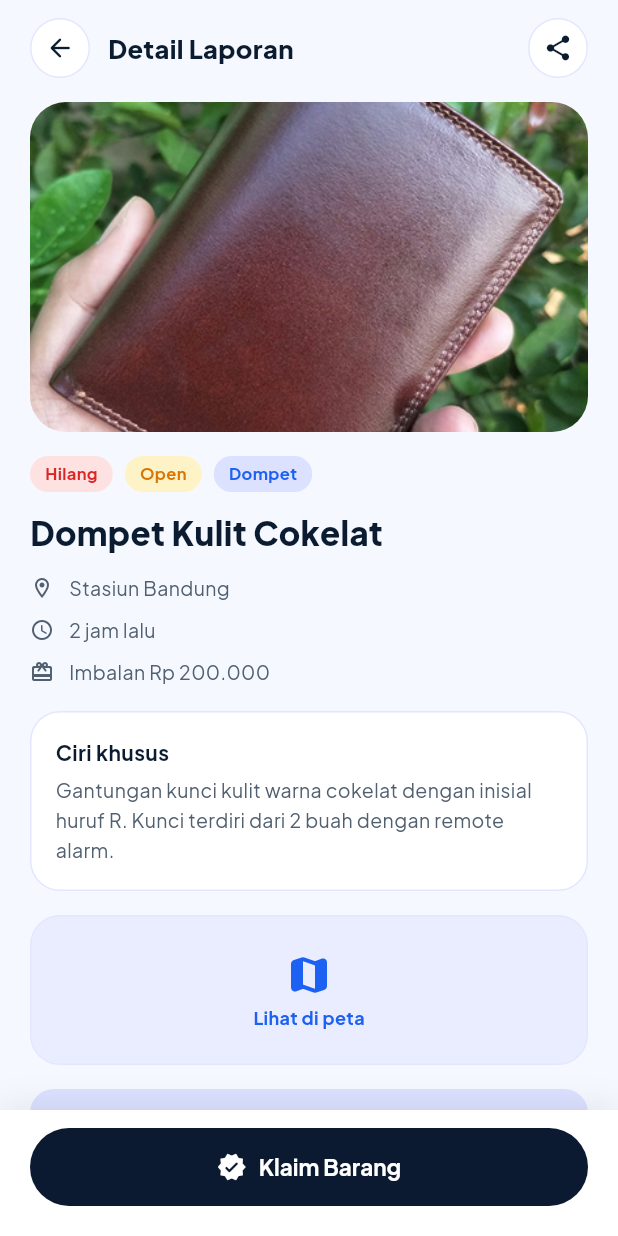
After one commit to Adityabeckham/FoundItApps, a Flutter app: the DetailReportScreen screen opened by its route, on a phone screen of 412 x 824 dp. The commit adds this screen. Run offline on Flutter 3.47's test engine with Material 3 defaults, Android fonts, the phone set to English and light mode, and no system bars; our stand-ins replace cloud_firestore, firebase_auth, firebase_core, firebase_storage, google_sign_in, image_picker; accounts and stored records are empty.

Commit message:
feat: connect dashboard to Firestore and add detail report screen

```diff
--- a/lib/providers/item_provider.dart
+++ b/lib/providers/item_provider.dart
@@ -1,13 +1,23 @@
+import 'package:cloud_firestore/cloud_firestore.dart';
+import 'package:firebase_core/firebase_core.dart';
 import 'package:flutter/material.dart';
 
 import '../data/dummy_reports.dart';
+import '../data/firestore_collections.dart';
 import '../models/item_report.dart';
+import '../theme/app_colors.dart';
 
-/// State katalog laporan barang (Provider).
+/// State katalog laporan barang (Provider + Firestore stream).
 class ItemProvider extends ChangeNotifier {
   final List<ItemReport> _items = List<ItemReport>.of(dummyReports);
   String _query = '';
   int _filterIndex = 0;
+
+  ItemProvider() {
+    if (Firebase.apps.isNotEmpty) {
+      listenToFirestore();
+    }
+  }
 
   List<ItemReport> get items => List<ItemReport>.unmodifiable(_items);
   String get query => _query;
@@ -59,4 +69,49 @@ class ItemProvider extends ChangeNotifier {
     _items.insert(0, report);
     notifyListeners();
   }
+
+  /// Dengarkan stream Firestore `items`. Fallback ke dummy jika kosong/error.
+  void listenToFirestore() {
+    FirebaseFirestore.instance
+        .collection(FirestoreCollections.items)
+        .orderBy('createdAt', descending: true)
+        .snapshots()
+        .listen(
+      (snapshot) {
+        if (snapshot.docs.isEmpty) return;
+        _items
+          ..clear()
+          ..addAll(snapshot.docs.map(_fromDoc));
+        notifyListeners();
+      },
+      onError: (_) {
+        // Pertahankan dummy data jika Firestore gagal.
+      },
+    );
+  }
+
+  static ItemReport _fromDoc(DocumentSnapshot<Map<String, dynamic>> doc) {
+    final Map<String, dynamic> d = doc.data() ?? <String, dynamic>{};
+    return ItemReport(
+      id: doc.id,
+      title: (d['title'] as String?) ?? 'Tanpa judul',
+      location: (d['location'] as String?) ?? '-',
+      timeAgo: (d['timeAgo'] as String?) ?? '',
+      imageAsset: (d['imageAsset'] as String?) ??
+          (d['imageUrl'] as String?) ??
+          'assets/images/icon-apps.png',
+      isLost: (d['isLost'] as bool?) ?? true,
+      thumbBackground: AppColors.categoryBlueBg,
+      category: (d['category'] as String?) ?? 'Lainnya',
+      status: (d['status'] as String?) ?? ReportStatus.open,
+      secretQuestions: (d['secretQuestions'] as List<dynamic>?)
+              ?.map((e) => e.toString())
+              .toList() ??
+          const <String>[],
+      latitude: (d['latitude'] as num?)?.toDouble(),
+      longitude: (d['longitude'] as num?)?.toDouble(),
+      reward: d['reward'] as String?,
+      createdBy: d['createdBy'] as String?,
+    );
+  }
 }
--- a/lib/screens/dashboard_screen.dart
+++ b/lib/screens/dashboard_screen.dart
@@ -104,7 +104,8 @@ class _DashboardScreenState extends State<DashboardScreen> {
                         padding: const EdgeInsets.only(bottom: AppSpacing.s12),
                         child: ReportCard(
                           report: report,
-                          onTap: () {},
+                          onTap: () => Navigator.pushNamed(
+                            context, '/detail', arguments: report),
                         ),
                       ),
                     ),
--- /dev/null
+++ b/lib/screens/detail_report_screen.dart
@@ -0,0 +1,291 @@
+import 'package:flutter/material.dart';
+
+import '../models/item_report.dart';
+import '../data/dummy_reports.dart';
+import '../theme/app_colors.dart';
+import '../theme/app_shadows.dart';
+import '../theme/app_spacing.dart';
+import '../theme/app_text_styles.dart';
+
+/// Halaman Detail Laporan Barang.
+class DetailReportScreen extends StatelessWidget {
+  const DetailReportScreen({super.key, this.report});
+
+  final ItemReport? report;
+
+  @override
+  Widget build(BuildContext context) {
+    final ItemReport item = report ??
+        (ModalRoute.of(context)?.settings.arguments as ItemReport?) ??
+        dummyFallback();
+
+    return Scaffold(
+      backgroundColor: AppColors.bgScreen,
+      body: SafeArea(
+        bottom: false,
+        child: Column(
+          children: [
+            Padding(
+              padding: const EdgeInsets.fromLTRB(
+                AppSpacing.s20,
+                AppSpacing.s12,
+                AppSpacing.s20,
+                0,
+              ),
+              child: Row(
+                children: [
+                  _circleButton(
+                    icon: Icons.arrow_back_rounded,
+                    onTap: () => Navigator.pop(context),
+                  ),
+                  const SizedBox(width: AppSpacing.s12),
+                  Expanded(
+                    child: Text(
+                      'Detail Laporan',
+                      style: AppTextStyles.headingS17,
+                    ),
+                  ),
+                  _circleButton(
+                    icon: Icons.share_rounded,
+                    onTap: () {},
+                  ),
+                ],
+              ),
+            ),
+            Expanded(
+              child: ListView(
+                padding: const EdgeInsets.fromLTRB(
+                  AppSpacing.s20,
+                  AppSpacing.s16,
+                  AppSpacing.s20,
+                  AppSpacing.s20,
+                ),
+                children: [
+                  ClipRRect(
+                    borderRadius: AppRadius.xxlAll,
+                    child: Container(
+                      height: 220,
+                      color: item.thumbBackground,
+                      child: Image.asset(
+                        item.imageAsset,
+                        fit: BoxFit.cover,
+                        errorBuilder: (context, error, stack) => const Center(
+                          child: Icon(
+                            Icons.image_not_supported_rounded,
+                            size: 48,
+                            color: AppColors.textMuted,
+                          ),
+                        ),
+                      ),
+                    ),
+                  ),
+                  const SizedBox(height: AppSpacing.s16),
+                  Wrap(
+                    spacing: AppSpacing.s8,
+                    runSpacing: AppSpacing.s8,
+                    children: [
+                      _statusBadge(
+                        item.isLost ? 'Hilang' : 'Ditemukan',
+                        item.isLost ? AppColors.error : AppColors.success,
+                        item.isLost ? AppColors.errorBg : AppColors.successBg,
+                      ),
+                      _statusBadge(
+                        item.status,
+                        AppColors.warning,
+                        AppColors.warningBg,
+                      ),
+                      _statusBadge(
+                        item.category,
+                        AppColors.primary,
+                        AppColors.bgAccentSoft,
+                      ),
+                    ],
+                  ),
+                  const SizedBox(height: AppSpacing.s12),
+                  Text(item.title, style: AppTextStyles.headingL22),
+                  const SizedBox(height: AppSpacing.s12),
+                  _infoRow(Icons.location_on_outlined, item.location),
+                  const SizedBox(height: AppSpacing.s8),
+                  _infoRow(Icons.access_time_rounded, item.timeAgo),
+                  if (item.reward != null) ...[
+                    const SizedBox(height: AppSpacing.s8),
+                    _infoRow(Icons.card_giftcard_rounded, item.reward!),
+                  ],
+                  const SizedBox(height: AppSpacing.s16),
+                  Container(
+                    padding: const EdgeInsets.all(AppSpacing.s16),
+                    decoration: BoxDecoration(
+                      color: AppColors.bgSurface,
+                      borderRadius: AppRadius.xlAll,
+                      border: Border.all(color: AppColors.border),
+                    ),
+                    child: Column(
+                      crossAxisAlignment: CrossAxisAlignment.start,
+                      children: [
+                        Text('Ciri khusus', style: AppTextStyles.titleM14),
+                        const SizedBox(height: AppSpacing.s6),
+                        Text(
+                          'Gantungan kunci kulit warna cokelat dengan inisial huruf R. '
+                          'Kunci terdiri dari 2 buah dengan remote alarm.',
+                          style: AppTextStyles.bodyM13.copyWith(
+                            color: AppColors.textSecondary,
+                            height: 1.5,
+                          ),
+                        ),
+                      ],
+                    ),
+                  ),
+                  const SizedBox(height: AppSpacing.s16),
+                  Container(
+                    height: 100,
+                    decoration: BoxDecoration(
+                      color: AppColors.bgSubtle,
+                      borderRadius: AppRadius.xlAll,
+                      border: Border.all(color: AppColors.border),
+                    ),
+                    child: Center(
+                      child: Column(
+                        mainAxisAlignment: MainAxisAlignment.center,
+                        children: [
+                          const Icon(
+                            Icons.map_rounded,
+                            size: 32,
+                            color: AppColors.primary,
+                          ),
+                          const SizedBox(height: AppSpacing.s4),
+                          Text(
+                            'Lihat di peta',
+                            style: AppTextStyles.labelM12.copyWith(
+                              color: AppColors.primary,
+                            ),
+                          ),
+                        ],
+                      ),
+                    ),
+                  ),
+                  const SizedBox(height: AppSpacing.s16),
+                  Container(
+                    padding: const EdgeInsets.all(AppSpacing.s14),
+                    decoration: BoxDecoration(
+                      color: AppColors.bgAccentSoft,
+                      borderRadius: AppRadius.lgAll,
+                    ),
+                    child: Row(
+                      children: [
+                        const Icon(
+                          Icons.info_outline_rounded,
+                          size: 18,
+                          color: AppColors.textBrand,
+                        ),
+                        const SizedBox(width: AppSpacing.s10),
+                        Expanded(
+                          child: Text(
+                            'Penemu membuat pertanyaan rahasia. Jawab dengan benar '
+                            'untuk membuka chat. Maksimal 3 kali percobaan.',
+                            style: AppTextStyles.bodyS12.copyWith(
+                              color: AppColors.textPrimary,
+                              height: 1.5,
+                            ),
+                          ),
+                        ),
+                      ],
+                    ),
+                  ),
+                ],
+              ),
+            ),
+            Container(
+              width: double.infinity,
+              padding: const EdgeInsets.fromLTRB(
+                AppSpacing.s20,
+                AppSpacing.s12,
+                AppSpacing.s20,
+                AppSpacing.s20,
+              ),
+              decoration: BoxDecoration(
+                color: AppColors.bgSurface,
+                boxShadow: AppShadows.barUp,
+              ),
+              child: SafeArea(
+                top: false,
+                child: SizedBox(
+                  width: double.infinity,
+                  height: 52,
+                  child: ElevatedButton.icon(
+                    onPressed: () {},
+                    style: ElevatedButton.styleFrom(
+                      backgroundColor: AppColors.bgInverse,
+                      shape: RoundedRectangleBorder(
+                        borderRadius: BorderRadius.circular(999),
+                      ),
+                    ),
+                    icon: const Icon(
+                      Icons.verified_rounded,
+                      color: Colors.white,
+                      size: 20,
+                    ),
+                    label: Text(
+                      'Klaim Barang',
+                      style: AppTextStyles.labelXl15.copyWith(
+                        color: Colors.white,
+                      ),
+                    ),
+                  ),
+                ),
+              ),
+            ),
+          ],
+        ),
+      ),
+    );
+  }
+
+  Widget _circleButton({required IconData icon, required VoidCallback onTap}) {
+    return GestureDetector(
+      onTap: onTap,
+      child: Container(
+        width: 40,
+        height: 40,
+        decoration: BoxDecoration(
+          color: AppColors.bgSurface,
+          shape: BoxShape.circle,
+          border: Border.all(color: AppColors.border),
+        ),
+        child: Icon(icon, size: 20, color: AppColors.textPrimary),
+      ),
+    );
+  }
+
+  Widget _statusBadge(String label, Color fg, Color bg) {
+    return Container(
+      padding: const EdgeInsets.symmetric(horizontal: 10, vertical: 4),
+      decoration: BoxDecoration(
+        color: bg,
+        borderRadius: BorderRadius.circular(999),
+      ),
+      child: Text(
+        label,
+        style: AppTextStyles.labelS11.copyWith(color: fg),
+      ),
+    );
+  }
+
+  Widget _infoRow(IconData icon, String text) {
+    return Row(
+      children: [
+        Icon(icon, size: 16, color: AppColors.textSecondary),
+        const SizedBox(width: AppSpacing.s10),
+        Expanded(
+          child: Text(
+            text,
+            style: AppTextStyles.bodyM13.copyWith(
+              color: AppColors.textSecondary,
+            ),
+          ),
+        ),
+      ],
+    );
+  }
+}
+
+ItemReport dummyFallback() => dummyReports.first;
--- a/lib/utils/app_router.dart
+++ b/lib/utils/app_router.dart
@@ -1,8 +1,10 @@
 import 'package:flutter/material.dart';
 
 import '../screens/dashboard_screen.dart';
+import '../screens/detail_report_screen.dart';
 import '../screens/login_screen.dart';
 import '../screens/profile_screen.dart';
+import '../models/item_report.dart';
 import '../screens/onboarding1_screen.dart';
 import '../screens/onboarding2_screen.dart';
 import '../utils/app_transitions.dart';
@@ -26,6 +28,11 @@ class AppRouter {
       case '/profile':
         page = const ProfileScreen();
         break;
+      case '/detail':
+        page = DetailReportScreen(
+          report: settings.arguments as ItemReport?,
+        );
+        break;
       case '/':
       default:
         page = const Onboarding1Screen();
```
